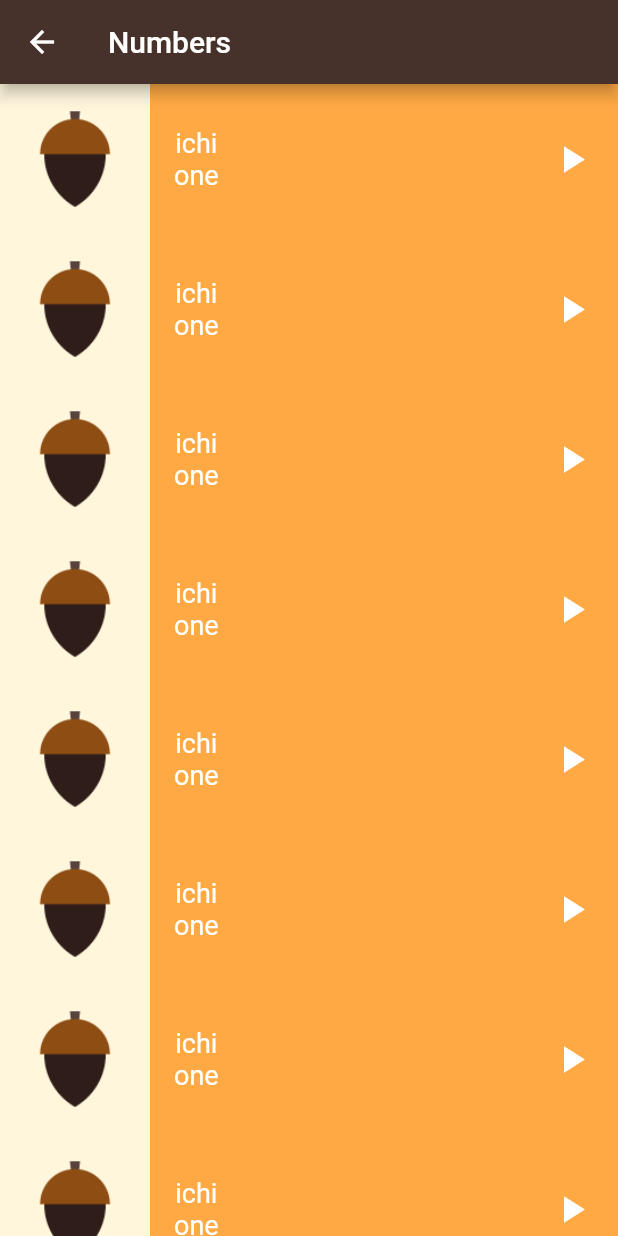
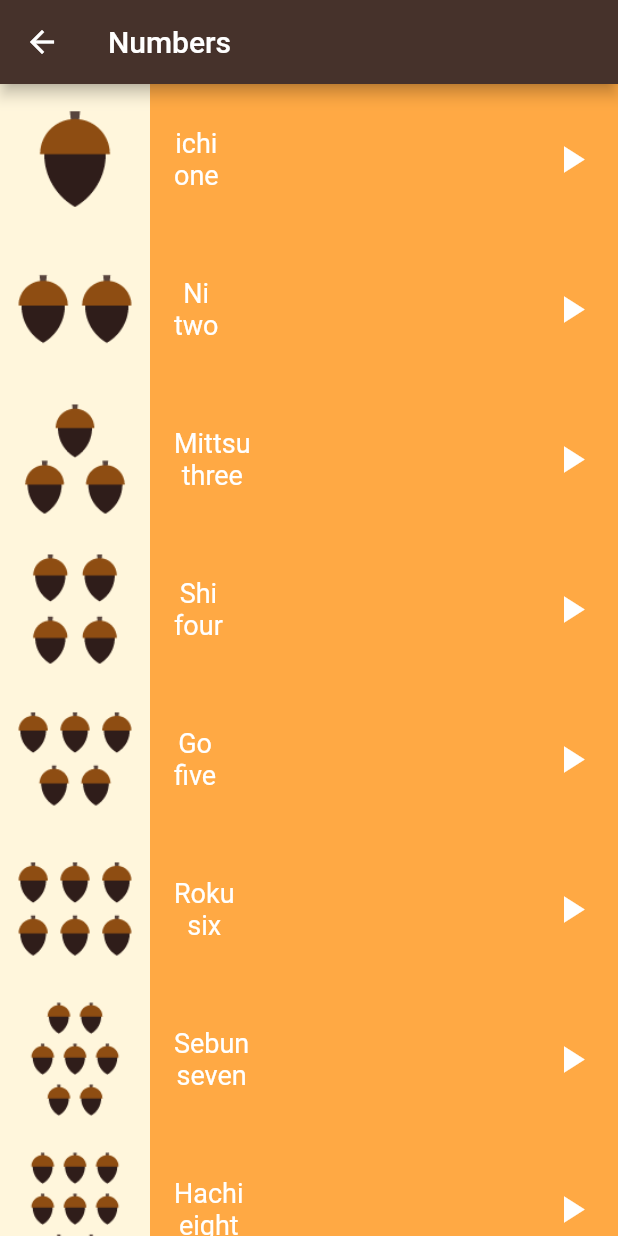
Before and after one commit to MohamedEssam9009/toku_app, a Flutter app: the NumbersPage screen opened directly, on a phone screen of 412 x 824 dp. Run offline on Flutter 3.47's test engine with Material 3 defaults, Android fonts, the phone set to English and light mode, and no system bars.

Commit message:
creating list of numbers

```diff
--- a/lib/screens/numbers_page.dart
+++ b/lib/screens/numbers_page.dart
@@ -5,11 +5,58 @@
 
 class NumbersPage extends StatelessWidget {
   const NumbersPage({super.key});
-  final Number one = const Number(
-    image: 'assets/images/numbers/number_one.png',
-    jpName: 'ichi',
-    enName: 'one',
-  );
+  final List<Number> numbers = const [
+    Number(
+      image: 'assets/images/numbers/number_one.png',
+      jpName: 'ichi',
+      enName: 'one',
+    ),
+    Number(
+      image: 'assets/images/numbers/number_two.png',
+      jpName: 'Ni',
+      enName: 'two',
+    ),
+    Number(
+      image: 'assets/images/numbers/number_three.png',
+      jpName: 'Mittsu',
+      enName: 'three',
+    ),
+    Number(
+      image: 'assets/images/numbers/number_four.png',
+      jpName: 'Shi',
+      enName: 'four',
+    ),
+    Number(
+      image: 'assets/images/numbers/number_five.png',
+      jpName: 'Go',
+      enName: 'five',
+    ),
+    Number(
+      image: 'assets/images/numbers/number_six.png',
+      jpName: 'Roku',
+      enName: 'six',
+    ),
+    Number(
+      image: 'assets/images/numbers/number_seven.png',
+      jpName: 'Sebun',
+      enName: 'seven',
+    ),
+    Number(
+      image: 'assets/images/numbers/number_eight.png',
+      jpName: 'Hachi',
+      enName: 'eight',
+    ),
+    Number(
+      image: 'assets/images/numbers/number_nine.png',
+      jpName: 'Kyū',
+      enName: 'nine',
+    ),
+    Number(
+      image: 'assets/images/numbers/number_ten.png',
+      jpName: 'Jū',
+      enName: 'ten',
+    ),
+  ];
   @override
   Widget build(BuildContext context) {
     return Scaffold(
@@ -19,14 +66,16 @@
       ),
       body: ListView(
         children: [
-          Item(number: one),
-          Item(number: one),
-          Item(number: one),
-          Item(number: one),
-          Item(number: one),
-          Item(number: one),
-          Item(number: one),
-          Item(number: one),
+          Item(number: numbers[0]),
+          Item(number: numbers[1]),
+          Item(number: numbers[2]),
+          Item(number: numbers[3]),
+          Item(number: numbers[4]),
+          Item(number: numbers[5]),
+          Item(number: numbers[6]),
+          Item(number: numbers[7]),
+          Item(number: numbers[8]),
+          Item(number: numbers[9]),
         ],
       ),
     );
```
